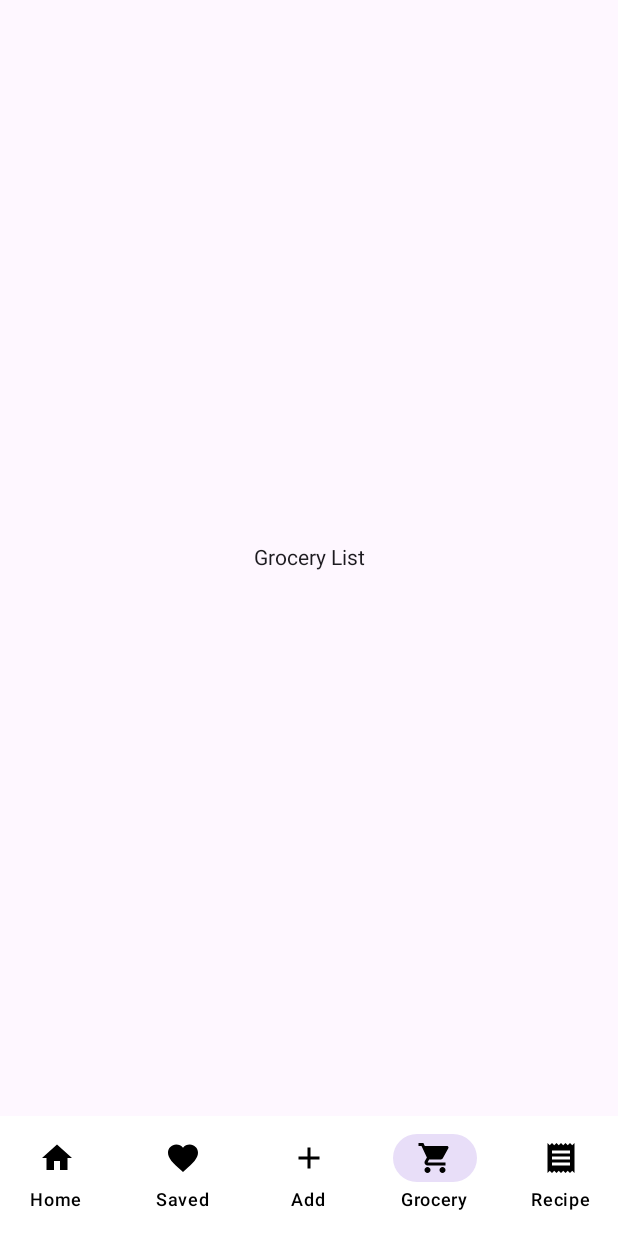
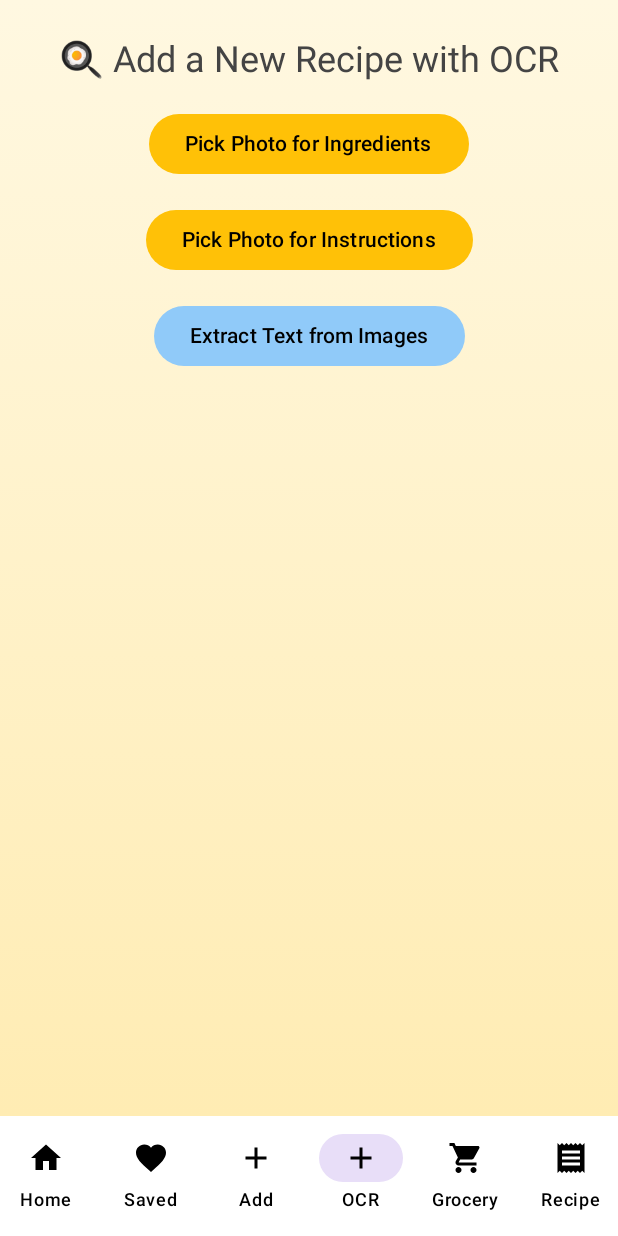
Before and after one commit to elf54321/recipeBook, an Android app built with Jetpack Compose: the screen it shows after launch (MainActivity), item 4 of the bottom bar chosen, on a phone screen of 412 x 824 dp. Run offline under Robolectric (Android 15) with nearby library versions, the phone set to English and light mode, and no system bars; our stand-ins replace Dagger/Hilt's generated code, Room's generated code, livedata-compose; libraries missing offline, so code that uses them is left out: com.google.mlkit.vision, com.mr0xf00.easycrop; 2 statements that could not run were skipped.

Commit message:
text recognition + crop image

```diff
--- a/app/build.gradle.kts
+++ b/app/build.gradle.kts
@@ -88,6 +88,7 @@ dependencies {
     implementation("androidx.compose.runtime:runtime-livedata:1.6.4")
     implementation("com.kizitonwose.calendar:compose:2.2.0")
     implementation("com.google.mlkit:text-recognition:16.0.1")
+    implementation("io.github.mr0xf00:easycrop:0.1.1")
 }
 
 kapt {
--- a/app/src/main/java/com/elte/recipebook/nav/RecipeNavGraph.kt
+++ b/app/src/main/java/com/elte/recipebook/nav/RecipeNavGraph.kt
@@ -13,6 +13,7 @@ fun RecipeNavGraph(navController: NavHostController, modifier: Modifier = Modifi
         composable("home") { HomeScreen(navigateToRoute, modifier) }
         composable("saved") { SavedScreen(modifier) }
         composable("add") { AddRecipeScreen(modifier) }
+        composable("ocr") { OcrScreen(modifier) }
         composable("grocery") { GroceryScreen(modifier) }
         composable("recipe/{recipeId}") { backStackEntry ->
             val recipeId = backStackEntry.arguments?.getString("recipeId")?.toIntOrNull()
--- a/app/src/main/java/com/elte/recipebook/ui/components/BottomNavBar.kt
+++ b/app/src/main/java/com/elte/recipebook/ui/components/BottomNavBar.kt
@@ -14,6 +14,7 @@ val bottomNavItems = listOf(
     BottomNavItem("home", Icons.Default.Home, "Home"),
     BottomNavItem("saved", Icons.Default.Favorite, "Saved"),
     BottomNavItem("add", Icons.Default.Add, "Add"),
+    BottomNavItem("ocr", Icons.Default.Add, "OCR"),
     BottomNavItem("grocery", Icons.Default.ShoppingCart, "Grocery"),
     BottomNavItem("recipe/{recipeId}", Icons.Default.Receipt, "Recipe")
 )
--- /dev/null
+++ b/app/src/main/java/com/elte/recipebook/ui/screens/OcrScreen.kt
@@ -0,0 +1,224 @@
+package com.elte.recipebook.ui.screens
+
+import android.graphics.Bitmap
+import android.net.Uri
+import android.util.Log
+import androidx.activity.compose.rememberLauncherForActivityResult
+import androidx.activity.result.contract.ActivityResultContracts
+import androidx.compose.foundation.Image
+import androidx.compose.foundation.background
+import androidx.compose.foundation.layout.Arrangement
+import androidx.compose.foundation.layout.Box
+import androidx.compose.foundation.layout.Column
+import androidx.compose.foundation.layout.fillMaxSize
+import androidx.compose.foundation.layout.fillMaxWidth
+import androidx.compose.foundation.layout.height
+import androidx.compose.foundation.layout.heightIn
+import androidx.compose.foundation.layout.padding
+import androidx.compose.foundation.rememberScrollState
+import androidx.compose.foundation.shape.RoundedCornerShape
+import androidx.compose.foundation.verticalScroll
+import androidx.compose.material3.Button
+import androidx.compose.material3.ButtonDefaults
+import androidx.compose.material3.CircularProgressIndicator
+import androidx.compose.material3.MaterialTheme
+import androidx.compose.material3.OutlinedTextField
+import androidx.compose.material3.Text
+import androidx.compose.material3.TextFieldColors
+import androidx.compose.runtime.Composable
+import androidx.compose.runtime.getValue
+import androidx.compose.runtime.mutableStateOf
+import androidx.compose.runtime.remember
+import androidx.compose.runtime.rememberCoroutineScope
+import androidx.compose.runtime.setValue
+import androidx.compose.ui.Alignment
+import androidx.compose.ui.Modifier
+import androidx.compose.ui.graphics.Brush
+import androidx.compose.ui.graphics.Color
+import androidx.compose.ui.graphics.ImageBitmap
+import androidx.compose.ui.graphics.asAndroidBitmap
+import androidx.compose.ui.platform.LocalContext
+import androidx.compose.ui.unit.dp
+import androidx.compose.ui.zIndex
+import com.elte.recipebook.ui.theme.DeepText
+import com.elte.recipebook.ui.theme.SoftBackground
+import com.elte.recipebook.ui.theme.SunnyYellow
+import com.google.mlkit.vision.common.InputImage
+import com.google.mlkit.vision.text.TextRecognition
+import com.google.mlkit.vision.text.latin.TextRecognizerOptions
+import com.mr0xf00.easycrop.CropError
+import com.mr0xf00.easycrop.CropResult
+import com.mr0xf00.easycrop.crop
+import com.mr0xf00.easycrop.rememberImageCropper
+import com.mr0xf00.easycrop.ui.ImageCropperDialog
+import kotlinx.coroutines.launch
+
+@Composable
+fun OcrScreen(modifier: Modifier = Modifier) {
+    val context = LocalContext.current
+    val scope = rememberCoroutineScope()
+    var isProcessing by remember { mutableStateOf(false) }
+
+    val imageCropper = rememberImageCropper()
+    var croppedBitmapIngredients by remember { mutableStateOf<ImageBitmap?>(null) }
+    var croppedBitmapInstructions by remember { mutableStateOf<ImageBitmap?>(null) }
+
+    var extractedIngredients by remember { mutableStateOf<String?>(null) }
+    var extractedInstructions by remember { mutableStateOf<String?>(null) }
+
+    var currentPicker by remember { mutableStateOf(1) }
+
+    val imagePickerLauncher = rememberLauncherForActivityResult(
+        contract = ActivityResultContracts.GetContent()
+    ) { uri: Uri? ->
+        uri?.let {
+            scope.launch {
+                val result = imageCropper.crop(uri, context)
+                when (result) {
+                    is CropResult.Success -> {
+                        if (currentPicker == 1) {
+                            croppedBitmapIngredients = result.bitmap
+                        } else {
+                            croppedBitmapInstructions = result.bitmap
+                        }
+                    }
+                    is CropResult.Cancelled -> {
+                        Log.d("OcrScreen", "Cropping cancelled")
+                    }
+                    is CropError -> {
+                        Log.e("OcrScreen", "Cropping error: ${result.name}")
+                    }
+                }
+            }
+        }
+    }
+
+    fun runTextRecognition(bitmap: Bitmap, onTextExtracted: (String) -> Unit) {
+        isProcessing = true
+        try {
+            val safeBitmap = bitmap.copy(Bitmap.Config.ARGB_8888, true)
+            val inputImage = InputImage.fromBitmap(safeBitmap, 0)
+
+            val recognizer = TextRecognition.getClient(TextRecognizerOptions.DEFAULT_OPTIONS)
+            recognizer.process(inputImage)
+                .addOnSuccessListener { visionText ->
+                    onTextExtracted(visionText.text)
+                    isProcessing = false
+                }
+                .addOnFailureListener {
+                    Log.e("OcrScreen", "OCR failed: ${it.message}")
+                    onTextExtracted("Failed to extract text.")
+                    isProcessing = false
+                }
+        }
+        catch (e: Exception) {
+            Log.e("OCR", "Internal OCR error", e)
+            onTextExtracted("Internal error: ${e.localizedMessage}")
+            isProcessing = false
+        }
+    }
+
+    Box(
+        modifier = modifier
+            .fillMaxSize()
+            .background(
+                brush = Brush.verticalGradient(
+                    colors = listOf(SoftBackground, Color(0xFFFFECB3))
+                )
+            )
+    ) {
+        Column(
+            modifier = Modifier
+                .fillMaxSize()
+                .padding(24.dp),
+            verticalArrangement = Arrangement.SpaceBetween,
+            horizontalAlignment = Alignment.CenterHorizontally
+        ) {
+            Column(
+                verticalArrangement = Arrangement.spacedBy(16.dp),
+                modifier = Modifier.fillMaxWidth()
+            ) {
+                Text(
+                    text = "\uD83C\uDF73 Add a New Recipe with OCR",
+                    style = MaterialTheme.typography.headlineSmall,
+                    color = DeepText,
+                    modifier = Modifier.align(Alignment.CenterHorizontally)
+                )
+                Button(
+                    onClick = {
+                        currentPicker = 1
+                        imagePickerLauncher.launch("image/*")
+                    },
+                    colors = ButtonDefaults.buttonColors(containerColor = SunnyYellow),
+                    modifier = Modifier.align(Alignment.CenterHorizontally),
+                    enabled = !isProcessing
+                ) {
+                    Text("Pick Photo for Ingredients", color = Color.Black)
+                }
+
+                croppedBitmapIngredients?.let { bitmap ->
+                    Text("Ingredients:", color = DeepText)
+                    Image(
+                        bitmap = bitmap,
+                        contentDescription = null,
+                        modifier = Modifier
+                            .fillMaxWidth()
+                            .height(200.dp)
+                            .background(Color.LightGray, shape = RoundedCornerShape(16.dp))
+                    )
+                }
+
+                Button(
+                    onClick = {
+                        currentPicker = 2
+                        imagePickerLauncher.launch("image/*")
+                    },
+                    colors = ButtonDefaults.buttonColors(containerColor = SunnyYellow),
+                    modifier = Modifier.align(Alignment.CenterHorizontally),
+                    enabled = !isProcessing
+                ) {
+                    Text("Pick Photo for Instructions", color = Color.Black)
+                }
+
+                croppedBitmapInstructions?.let { bitmap ->
+                    Text("Instructions:", color = DeepText)
+                    Image(
+                        bitmap = bitmap,
+                        contentDescription = null,
+                        modifier = Modifier
+                            .fillMaxWidth()
+                            .height(200.dp)
+                            .background(Color.LightGray, shape = RoundedCornerShape(16.dp))
+                    )
+                }
+
+                Button(
+                    onClick = {
+                       croppedBitmapIngredients?.let { runTextRecognition(it.asAndroidBitmap()) { extractedIngredients = it } }
+                       croppedBitmapInstructions?.let { runTextRecognition(it.asAndroidBitmap()) { extractedInstructions = it } }
+                    },
+                    colors = ButtonDefaults.buttonColors(containerColor = Color(0xFF90CAF9)),
+                    modifier = Modifier.align(Alignment.CenterHorizontally),
+                    enabled = !isProcessing
+                ) {
+                    Text("Extract Text from Images", color = Color.Black)
+                }
+            }
+        }
+        if (isProcessing) {
+            Box(
+                modifier = Modifier
+                    .fillMaxSize()
+                    .background(Color.Black.copy(alpha = 0.5f))
+                    .zIndex(1f),
+                contentAlignment = Alignment.Center
+            ) {
+                CircularProgressIndicator(color = Color.White)
+            }
+        }
+    }
+
+    imageCropper.cropState?.let { cropState ->
+        ImageCropperDialog(state = cropState)
+    }
+}
```
Also changed, not shown: app/src/main/AndroidManifest.xml (+5 -2 lines).
